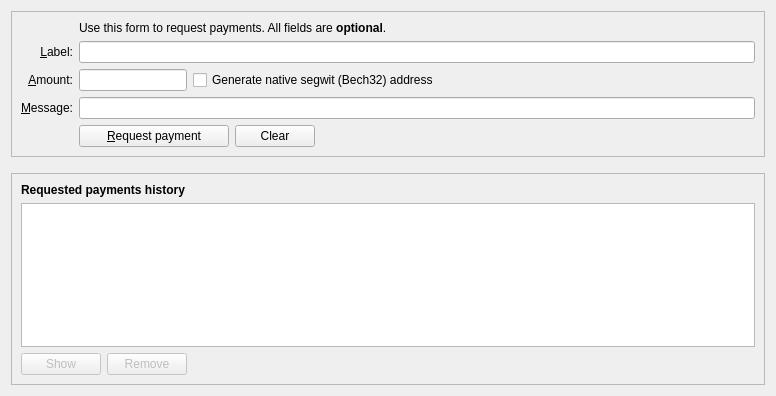
Above: src/qt/forms/receivecoinsdialog.ui from Equibit/equibit before the change. Below: the same form after it.
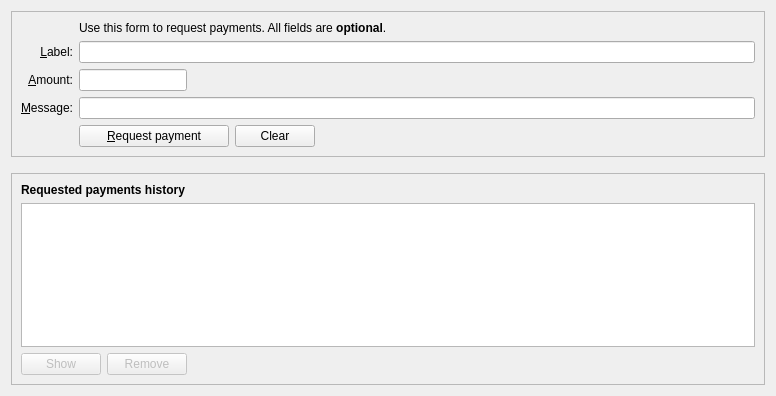
That is the form after the change. Icons and pictures are not drawn. Custom widgets are drawn as their Qt base class.

Commit message: Fixed more messages, forced bech32 address format

```diff
--- a/src/qt/forms/receivecoinsdialog.ui
+++ b/src/qt/forms/receivecoinsdialog.ui
@@ -188,31 +188,6 @@
             </property>
            </widget>
           </item>
-          <item>
-           <widget class="QCheckBox" name="useBech32">
-            <property name="sizePolicy">
-             <sizepolicy hsizetype="Fixed" vsizetype="Fixed">
-              <horstretch>0</horstretch>
-              <verstretch>0</verstretch>
-             </sizepolicy>
-            </property>
-            <property name="maximumSize">
-             <size>
-              <width>1000</width>
-              <height>16777215</height>
-             </size>
-            </property>
-            <property name="focusPolicy">
-             <enum>Qt::StrongFocus</enum>
-            </property>
-            <property name="toolTip">
-             <string>Native segwit addresses (aka Bech32 or BIP-173) reduce your transaction fees later on and offer better protection against typos, but old wallets don't support them. When unchecked, an address compatible with older wallets will be created instead.</string>
-            </property>
-            <property name="text">
-             <string>Generate native segwit (Bech32) address</string>
-            </property>
-           </widget>
-          </item>
           <item>
            <spacer name="horizontalSpacer_3">
             <property name="orientation">
```
Left out of the diff: 1 changed line with no effect on the pictures. The commit also changes 12 other files.
